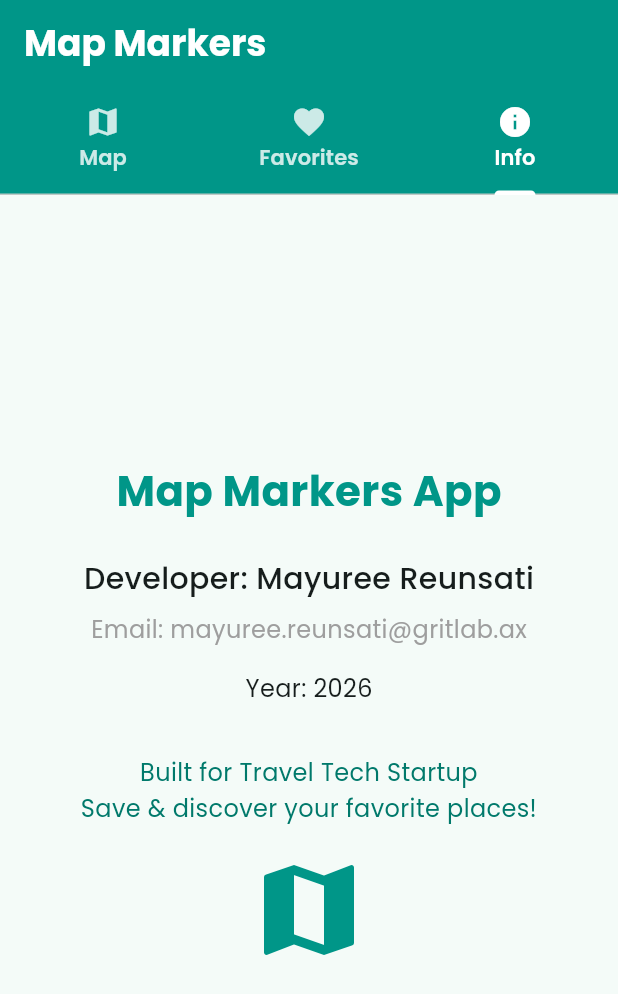
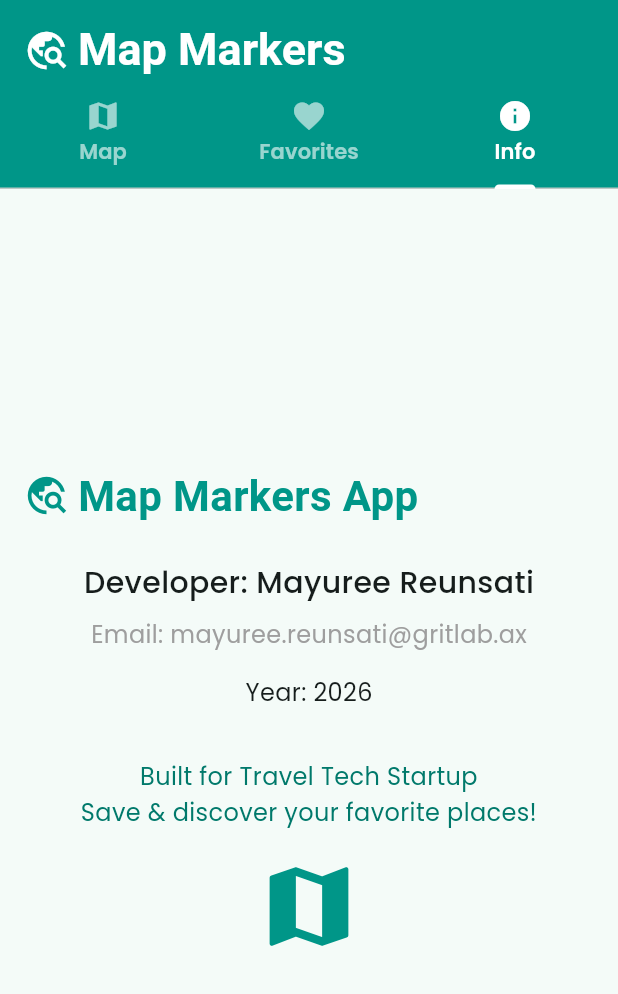
Before and after one commit to mareerray/map-markers, a Flutter app: the screen it shows after launch, tab 3 chosen, on a phone screen of 412 x 824 dp. Shown: the top 994 px of the screen. Run offline on Flutter 3.47's test engine with Material 3 defaults, Android fonts, the phone set to English and light mode, and no system bars; our stand-ins replace flutter_dotenv, geolocator, google_fonts, google_maps_flutter, shared_preferences; Roboto replaces fonts that are missing (Limelight).

Commit message:
Add new features and UI improvements

```diff
--- a/lib/main.dart
+++ b/lib/main.dart
@@ -54,34 +54,47 @@ class _MainTabsState extends State<MainTabs> with TickerProviderStateMixin {
 
   Future<void> _loadFavorites() async {
     final prefs = await SharedPreferences.getInstance();
-    final jsonString = prefs.getString('favorites');
-    if (jsonString != null) {
+    final List<String>? jsonList = prefs.getStringList('favorites');  // 👈 List!
+    if (jsonList != null && jsonList.isNotEmpty) {
       setState(() {
-        final jsonList = jsonDecode(jsonString) as List;
-        favorites = jsonList.map((json) => FavoritePlace.fromJson(json)).toList();
+        favorites = jsonList.map((jsonStr) => FavoritePlace.fromJson(jsonDecode(jsonStr))).toList();
       });
     }
   }
 
   Future<void> _saveFavorites(List<FavoritePlace> newFavorites) async {
     final prefs = await SharedPreferences.getInstance();
-    await prefs.setString('favorites', json.encode(newFavorites.map((x) => x.toJson())));
+    final jsonList = newFavorites.map((x) => jsonEncode(x.toJson())).toList();
+    await prefs.setStringList('favorites', jsonList);  // 👈 List of JSON strings!
+    if (mounted) {
       setState(() => favorites = newFavorites);
+    }
   }
 
   @override
   Widget build(BuildContext context) {
     return Scaffold(
       appBar: AppBar(
-        title: Text('Map Markers',
-          style: GoogleFonts.poppins(fontSize: 24, fontWeight: FontWeight.bold, color: Colors.white),
+        title: Padding(
+          padding: const EdgeInsets.only(top: 15.0), // Adjust vertical padding as needed
+          child: Row(
+            children: [
+              Icon( Icons.travel_explore, color: Colors.white, size: 30, ),
+              SizedBox(width: 6), // Spacing between icon and text
+              Text('Map Markers',
+                style: GoogleFonts.limelight(fontSize: 30, fontWeight: FontWeight.bold, color: Colors.white),
+              ),
+            ],
+          ),
         ),
         backgroundColor: Colors.teal,
-        bottom: TabBar(
+        bottom: PreferredSize(
+          preferredSize: const Size.fromHeight(70.0),
+          child: TabBar(
             controller: _tabController,
             labelColor: Colors.white,
             labelStyle: GoogleFonts.poppins(fontSize: 14, fontWeight: FontWeight.w600),
-          unselectedLabelColor: Colors.white.withValues(alpha:0.8),
+            unselectedLabelColor: Colors.white.withValues(alpha:0.6),
             indicatorColor: Colors.white,
             tabs: const [
               Tab(icon: Icon(Icons.map),
@@ -91,6 +104,7 @@ class _MainTabsState extends State<MainTabs> with TickerProviderStateMixin {
               Tab(icon: Icon(Icons.info),
                 text: 'Info'),
             ],
+          ),
         ),
       ),
       body: TabBarView(
@@ -104,6 +118,9 @@ class _MainTabsState extends State<MainTabs> with TickerProviderStateMixin {
                 favorites = favoritesList;  // Update state variable
               });
               _saveFavorites(favoritesList);
+            },
+            onSwitchToFavorites: () {
+              _tabController.animateTo(1);
             },
             selectedFavPlace: _selectedFavPlace,
           ),
@@ -119,7 +136,6 @@ class _MainTabsState extends State<MainTabs> with TickerProviderStateMixin {
             onPlaceTap: (Map<String, dynamic> favoritePlace) {
               setState(() => _selectedFavPlace = favoritePlace);
               _tabController.animateTo(0); // Switch to Map tab
-              // Optionally, you could implement functionality to jump to this location on the map
             },
           ),
           const InfoScreen(),
--- a/lib/screens/favorites_screen.dart
+++ b/lib/screens/favorites_screen.dart
@@ -89,7 +89,7 @@ class FavoritesScreen extends StatelessWidget {
             ),
             onTap:() => onPlaceTap?.call(place), // Optional tap callback
             trailing: IconButton(
-              icon: const Icon(Icons.delete, color: Colors.red),
+              icon: const Icon(Icons.delete, color: Colors.teal, size: 20,),
               onPressed: () {
                 final updated = List<Map<String, dynamic>>.from(favorites);
                 updated.removeAt(index);
--- a/lib/screens/info_screen.dart
+++ b/lib/screens/info_screen.dart
@@ -12,9 +12,15 @@ class InfoScreen extends StatelessWidget {
       child: Column(
         mainAxisAlignment: MainAxisAlignment.center,
         children: [
-          Text(
-            'Map Markers App',
-            style: GoogleFonts.poppins(fontSize: 28, fontWeight: FontWeight.bold, color: Colors.teal),
+          Row(
+            children: [
+              Icon( Icons.travel_explore, color: Colors.teal, size: 30, ),
+              SizedBox(width: 6), // Spacing between icon and text
+              Text(
+                'Map Markers App',
+                style: GoogleFonts.limelight(fontSize: 28, fontWeight: FontWeight.bold, color: Colors.teal),
+              ),
+            ],
           ),
           SizedBox(height: 24),
           Text(
@@ -39,7 +45,7 @@ class InfoScreen extends StatelessWidget {
             style: GoogleFonts.poppins(fontSize: 16, height: 1.5, color: Colors.teal[700]),
           ),
           SizedBox(height: 16),
-          Icon(Icons.map, size: 80, color: Colors.teal),
+          Icon(Icons.map, size: 70, color: Colors.teal),
         ],
       ),
     );
--- a/pubspec.yaml
+++ b/pubspec.yaml
@@ -67,6 +67,7 @@ flutter:
   # To add assets to your application, add an assets section, like this:
   assets:
       - .env
+      - assets/images/
   #   - images/a_dot_burr.jpeg
   #   - images/a_dot_ham.jpeg
 
```
Also changed, not shown: lib/screens/map_screen.dart (+88 -33 lines), assets/images/favorite_screen.jpg (added), assets/images/info_screen.jpg (added), assets/images/map_screen.jpg (added), 8 other files. Lines whose indentation alone changed are shown as unchanged.
